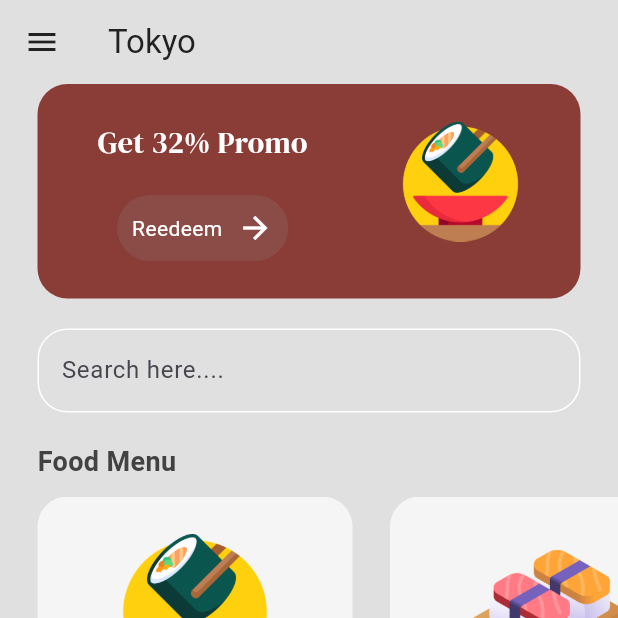
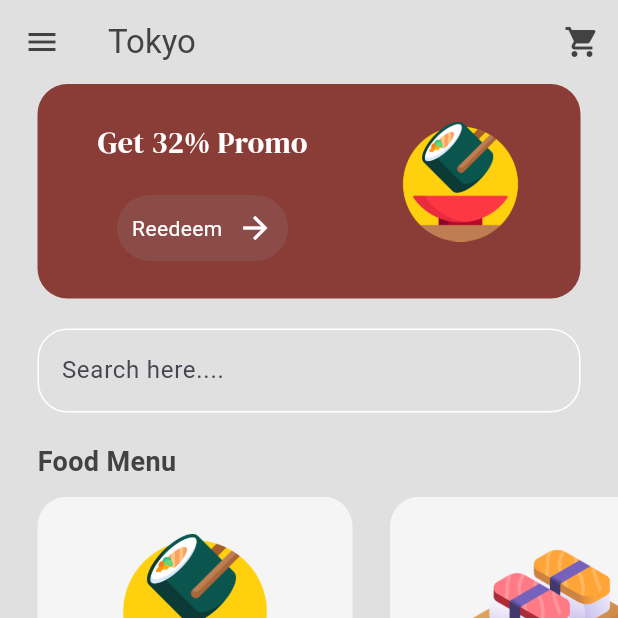
Before and after one commit to cho237/Sushi-Restaurant-App-Flutter, a Flutter app: the screen it shows after launch, after a tap on "Get Started", on a phone screen of 412 x 824 dp, the top half of it. Run offline on Flutter 3.47's test engine with Material 3 defaults, Android fonts, the phone set to English and light mode, and no system bars; our stand-ins replace google_fonts.

Commit message:
done with add to cart

```diff
--- a/lib/main.dart
+++ b/lib/main.dart
@@ -1,10 +1,13 @@
 import 'package:flutter/material.dart';
+import 'package:provider/provider.dart';
+import 'package:sushi_restaurant_app/models/shop.dart';
 import 'package:sushi_restaurant_app/screens/intro.dart';
 
 void main() {
-  runApp(
-    const MyApp(),
-  );
+  runApp(ChangeNotifierProvider(
+    create: (context) => Shop(),
+    child: const MyApp(),
+  ));
 }
 
 class MyApp extends StatelessWidget {
--- /dev/null
+++ b/lib/models/shop.dart
@@ -0,0 +1,36 @@
+import 'package:flutter/material.dart';
+import 'food.dart';
+
+class Shop extends ChangeNotifier {
+  final List<Food> _foodMenu = [
+    Food(
+      name: "Sushi",
+      price: "200",
+      imagePath: "assets/sushi-roll.png",
+      rating: "4.5",
+    ),
+    Food(
+      name: "Solomon",
+      price: "25.8",
+      imagePath: "assets/sushi.png",
+      rating: "8",
+    ),
+  ];
+
+  List<Food> _cart = [];
+
+  List<Food> get foodMenu => _foodMenu;
+  List<Food> get cart => _cart;
+
+  void addTocart(Food foodItem, int quantity) {
+    for (int i = 0; i < quantity; i++) {
+      _cart.add(foodItem);
+    }
+    notifyListeners();
+  }
+
+  void removeFromCart(Food food) {
+    _cart.remove(food);
+    notifyListeners();
+  }
+}
--- a/lib/screens/menu.dart
+++ b/lib/screens/menu.dart
@@ -1,44 +1,43 @@
 import 'package:flutter/material.dart';
 import 'package:google_fonts/google_fonts.dart';
+import 'package:provider/provider.dart';
+import 'package:sushi_restaurant_app/screens/cart.dart';
 import 'package:sushi_restaurant_app/screens/food_details.dart';
 import 'package:sushi_restaurant_app/theme/colors.dart';
 import 'package:sushi_restaurant_app/widgets/button.dart';
 import 'package:sushi_restaurant_app/widgets/food_tile.dart';
-import '../models/food.dart';
+
+import '../models/shop.dart';
 
 class MenuScreen extends StatelessWidget {
   const MenuScreen({super.key});
 
   @override
   Widget build(BuildContext context) {
-    List<Food> foodMenu = [
-      Food(
-        name: "Sushi",
-        price: "200",
-        imagePath: "assets/sushi-roll.png",
-        rating: "4.5",
-      ),
-      Food(
-        name: "Solomon",
-        price: "25.8",
-        imagePath: "assets/sushi.png",
-        rating: "8",
-      ),
-    ];
+    final shop = context.read<Shop>();
+    final foodMenu = shop.foodMenu;
 
     return Scaffold(
       backgroundColor: Colors.grey[300],
       appBar: AppBar(
         backgroundColor: Colors.transparent,
+        foregroundColor: Colors.grey[800],
         elevation: 0,
-        leading: Icon(
+        leading: const Icon(
           Icons.menu,
-          color: Colors.grey[900],
         ),
-        title: Text(
+        title: const Text(
           "Tokyo",
-          style: TextStyle(color: Colors.grey[900]),
         ),
+        actions: [
+          IconButton(
+              onPressed: () => Navigator.of(context).push(
+                    MaterialPageRoute(
+                      builder: (context) => const CartScreen(),
+                    ),
+                  ),
+              icon: const Icon(Icons.shopping_cart))
+        ],
       ),
       body: Column(
         crossAxisAlignment: CrossAxisAlignment.start,
--- a/pubspec.yaml
+++ b/pubspec.yaml
@@ -36,6 +36,8 @@ dependencies:
   # Use with the CupertinoIcons class for iOS style icons.
   cupertino_icons: ^1.0.2
   google_fonts: ^6.1.0
+  provider: ^6.1.1
+
 
 dev_dependencies:
   flutter_test:
```
Also changed, not shown: lib/screens/cart.dart (added, +77 -0 lines), lib/screens/food_details.dart (+41 -2 lines), pubspec.lock.
